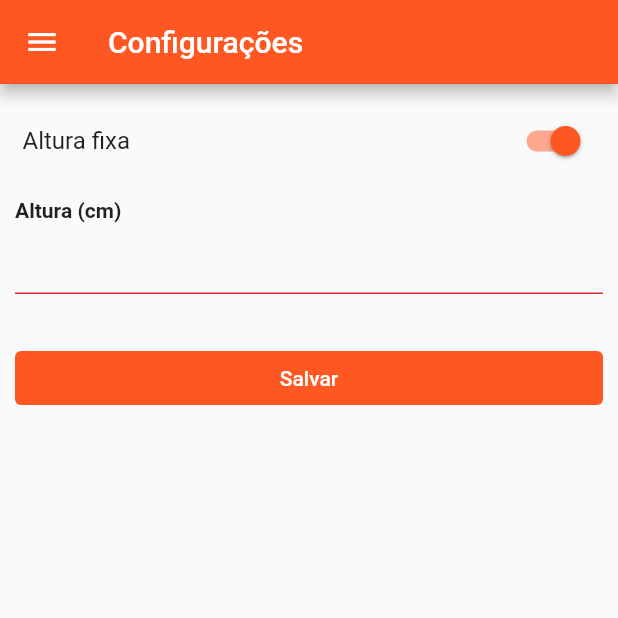
After one commit to LucassCorrea/calculadora_imc_flutter, a Flutter app: the ConfigPage screen opened directly, after a tap on "Altura fixa", on a phone screen of 412 x 824 dp, the top half of it. The commit adds this screen. Run offline on Flutter 3.47's test engine with Material 2 defaults, Android fonts, the phone set to English and light mode, and no system bars; our stand-ins replace hive, shared_preferences; accounts and stored records are empty.

Commit message:
adicionando hive e editando repository

```diff
--- /dev/null
+++ b/lib/core/repository/shared_repository.dart
@@ -0,0 +1,44 @@
+import 'package:shared_preferences/shared_preferences.dart';
+
+enum Chaves {
+  altura,
+  isFixedAltura,
+}
+
+class SharedRepository {
+  Future<void> setIsFixedAltura(bool value) async {
+    await _setBool(Chaves.isFixedAltura.toString(), value);
+  }
+
+  Future<bool> getIsFixedAltura() async {
+    return _getBool(Chaves.isFixedAltura.toString());
+  }
+
+  Future<void> setAltura(double value) async {
+    await _setDouble(Chaves.altura.toString(), value);
+  }
+
+  Future<double> getAltura() async {
+    return _getDouble(Chaves.altura.toString());
+  }
+
+  Future<void> _setDouble(String chave, double value) async {
+    var storage = await SharedPreferences.getInstance();
+    await storage.setDouble(chave, value);
+  }
+
+  Future<double> _getDouble(String key) async {
+    var storage = await SharedPreferences.getInstance();
+    return storage.getDouble(key) ?? 0;
+  }
+
+  Future<void> _setBool(String key, bool value) async {
+    var storage = await SharedPreferences.getInstance();
+    await storage.setBool(key, value);
+  }
+
+  Future<bool> _getBool(String key) async {
+    var storage = await SharedPreferences.getInstance();
+    return storage.getBool(key) ?? false;
+  }
+}
--- /dev/null
+++ b/lib/ui/pages/config_page.dart
@@ -0,0 +1,136 @@
+import 'package:calculadora_imc_flutter/core/repository/shared_repository.dart';
+import 'package:calculadora_imc_flutter/core/utils/utils.dart';
+import 'package:calculadora_imc_flutter/core/validators/form_validator.dart';
+import 'package:calculadora_imc_flutter/ui/widgets/custom_drawer_widget.dart';
+import 'package:calculadora_imc_flutter/ui/widgets/messenger_snackbar_widget.dart';
+import 'package:calculadora_imc_flutter/ui/widgets/textfield_widget.dart';
+import 'package:flutter/material.dart';
+
+class ConfigPage extends StatefulWidget {
+  const ConfigPage({super.key});
+
+  @override
+  State<ConfigPage> createState() => _ConfigPageState();
+}
+
+SharedRepository storage = SharedRepository();
+
+class _ConfigPageState extends State<ConfigPage> {
+  final _alturaController = TextEditingController(text: "");
+  bool isAlturaFixa = false;
+  final String _alturaError = "";
+  final _formKey = GlobalKey<FormState>();
+
+  @override
+  void initState() {
+    super.initState();
+    carregarDados();
+  }
+
+  void carregarDados() async {
+    isAlturaFixa = await storage.getIsFixedAltura();
+    if (isAlturaFixa == false) {
+      _alturaController.text = "";
+    } else {
+      _alturaController.text = (await storage.getAltura()).toString();
+    }
+    setState(() {});
+  }
+
+  @override
+  void dispose() {
+    super.dispose();
+    _alturaController.dispose();
+  }
+
+  @override
+  Widget build(BuildContext context) {
+    return Scaffold(
+      appBar: AppBar(
+        title: const Text("Configurações"),
+      ),
+      drawer: const CustomDrawer(),
+      body: Form(
+        key: _formKey,
+        child: ListView(
+          padding: const EdgeInsets.all(10),
+          children: [
+            SwitchListTile(
+              title: const Text("Altura fixa"),
+              value: isAlturaFixa,
+              contentPadding: const EdgeInsets.symmetric(horizontal: 5),
+              onChanged: (value) async {
+                setState(() {
+                  isAlturaFixa = value;
+                });
+              },
+            ),
+            Visibility(
+              visible: isAlturaFixa,
+              child: Padding(
+                padding: const EdgeInsets.symmetric(vertical: 10),
+                child: TextFieldWidget(
+                  text: "Altura (cm)",
+                  errorText: _alturaError,
+                  controller: _alturaController,
+                  onlyNumber: true,
+                  validator: (text) => FormValidator.errorText(text!),
+                ),
+              ),
+            ),
+            TextButton(
+              onPressed: () async {
+                try {
+                  if (isAlturaFixa == false) {
+                    await storage.setIsFixedAltura(isAlturaFixa);
+                    _alturaController.text = "";
+
+                    if (context.mounted) {
+                      MessengerSnackBar.mensseger(
+                        context,
+                        "Altura fixa desabilitada.",
+                      );
+                    }
+                  } else if (isAlturaFixa == true &&
+                      _formKey.currentState!.validate()) {
+                    await storage
+                        .setAltura(Utils.toDouble(_alturaController.text));
+                    await storage.setIsFixedAltura(isAlturaFixa);
+
+                    if (context.mounted) {
+                      ScaffoldMessenger.of(context).showSnackBar(
+                        const SnackBar(
+                          content: Text("Dados salvos com sucesso!"),
+                        ),
+                      );
+                    }
+                  } else {
+                    if (context.mounted) {
+                      MessengerSnackBar.mensseger(
+                        context,
+                        "Verifique os campos e tente novamente",
+                      );
+                    }
+                  }
+                } catch (e) {
+                  ScaffoldMessenger.of(context).showSnackBar(
+                    const SnackBar(
+                      content: Text(
+                        "Erro ao salvar os dados.\nPor favor, tente novamente...",
+                      ),
+                    ),
+                  );
+                }
+              },
+              style: TextButton.styleFrom(
+                backgroundColor: Colors.deepOrange,
+                foregroundColor: Colors.white,
+              ),
+              child: const Text("Salvar"),
+            ),
+          ],
+        ),
+      ),
+    );
+  }
+}
--- /dev/null
+++ b/lib/ui/widgets/custom_drawer_widget.dart
@@ -0,0 +1,47 @@
+import 'package:calculadora_imc_flutter/ui/pages/config_page.dart';
+import 'package:calculadora_imc_flutter/ui/pages/home_page.dart';
+import 'package:flutter/material.dart';
+
+class CustomDrawer extends StatelessWidget {
+  const CustomDrawer({super.key});
+
+  @override
+  Widget build(BuildContext context) {
+    Map dados = <int, Map<dynamic, dynamic>>{
+      0: {
+        "titulo": "Página Inicial",
+        "icon": Icons.home,
+        "route": const HomePage(),
+      },
+      1: {
+        "titulo": "Configurações",
+        "icon": Icons.settings,
+        "route": const ConfigPage(),
+      },
+    };
+
+    return SafeArea(
+      child: Drawer(
+        child: ListView.separated(
+          padding: const EdgeInsets.symmetric(horizontal: 5),
+          itemCount: dados.length,
+          itemBuilder: (context, index) => ListTile(
+            title: Text(dados[index]['titulo']),
+            leading: Icon(
+              dados[index]['icon'],
+            ),
+            onTap: () => Navigator.of(context).push(
+              MaterialPageRoute(
+                builder: (context) => dados[index]['route'],
+              ),
+            ),
+          ),
+          separatorBuilder: (context, index) => const Divider(
+            height: 3,
+            thickness: 0.5,
+          ),
+        ),
+      ),
+    );
+  }
+}
--- a/lib/utils/messenger_snackbar_widget.dart
+++ b/lib/ui/widgets/messenger_snackbar_widget.dart
@@ -4,6 +4,7 @@ class MessengerSnackBar {
   static mensseger(BuildContext context, String msg) {
     ScaffoldMessenger.of(context).showSnackBar(
       SnackBar(
+        duration: const Duration(seconds: 1),
         content: Text(msg),
       ),
     );
--- a/lib/widgets/textfield_widget.dart
+++ b/lib/ui/widgets/textfield_widget.dart
@@ -8,6 +8,7 @@ class TextFieldWidget extends StatefulWidget {
   final bool onlyNumber;
   final void Function(String)? onChanged;
   final TextEditingController controller;
+  final String? Function(String?)? validator;
 
   const TextFieldWidget({
     super.key,
@@ -17,6 +18,7 @@ class TextFieldWidget extends StatefulWidget {
     this.onlyNumber = false,
     this.errorText,
     this.onChanged,
+    this.validator,
   });
 
   @override
@@ -36,7 +38,7 @@ class _TextFieldWidgetState extends State<TextFieldWidget> {
           ),
         ),
         const SizedBox(height: 5),
-        TextField(
+        TextFormField(
           controller: widget.controller,
           keyboardType: TextInputType.number,
           inputFormatters: widget.onlyNumber == true
@@ -46,6 +48,7 @@ class _TextFieldWidgetState extends State<TextFieldWidget> {
                 ]
               : [],
           onChanged: widget.onChanged,
+          validator: widget.validator,
           decoration: InputDecoration(
             hintText: widget.hintText,
             hintStyle: const TextStyle(
--- a/pubspec.yaml
+++ b/pubspec.yaml
@@ -11,11 +11,16 @@ dependencies:
     sdk: flutter
   google_fonts: ^5.1.0
   intl: ^0.18.1
+  shared_preferences: ^2.2.0
+  hive: ^2.2.3
+  path_provider: ^2.0.15
 
 dev_dependencies:
   flutter_test:
     sdk: flutter
   flutter_lints: ^2.0.0
+  hive_generator: ^2.0.0
+  build_runner: ^2.4.6
 
 flutter:
   uses-material-design: true
```
Also changed, not shown: lib/core/models/imc_model.dart (added, +36 -0 lines), lib/core/repository/imc_repository.dart (renamed from lib/repository/imc_repository.dart, +29 -16 lines), lib/core/utils/utils.dart (added, +9 -0 lines), lib/core/validators/form_validator.dart (added, +19 -0 lines), lib/main.dart (+10 -15 lines), lib/models/imc_model.dart (deleted, +0 -26 lines), lib/ui/pages/home_page.dart (renamed from lib/pages/home_page.dart, +34 -132 lines), lib/ui/widgets/dialogs_widget.dart (added, +93 -0 lines), lib/utils/utils.dart (deleted, +0 -13 lines), lib/validators/form_validator.dart (deleted, +0 -22 lines), lib/core/models/imc_model.g.dart (added).
